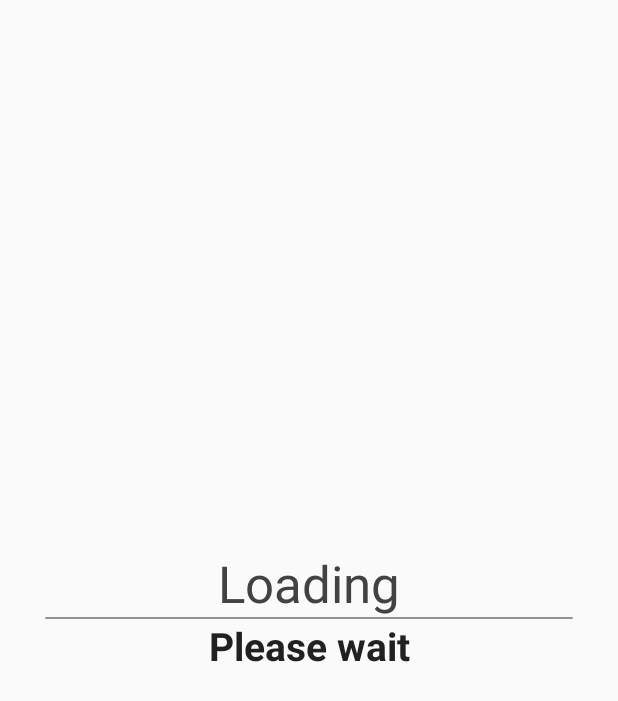
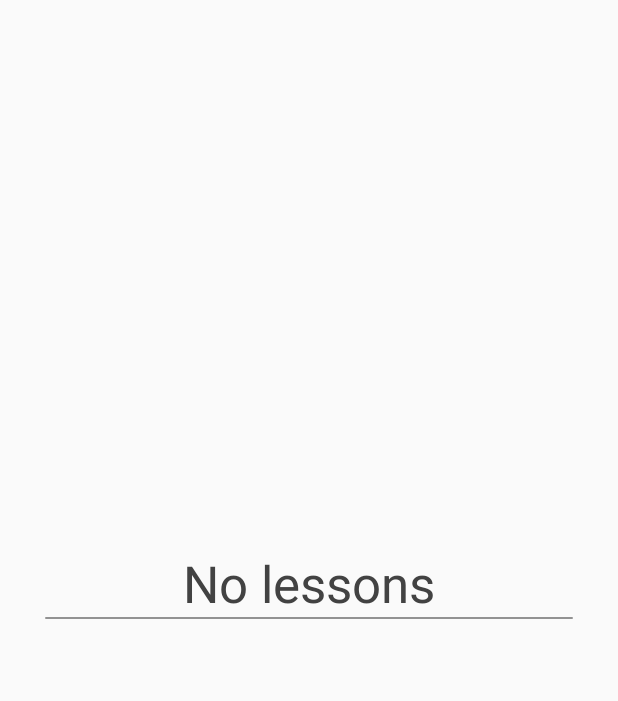
Before and after one commit to deVDem/Schedule, an Android app: the fragment TimerFragment shown on its own in the app's theme, on a phone screen of 412 x 824 dp. Shown: the top 701 px of the screen. Run offline under Robolectric (Android 15) with nearby library versions, the phone set to English and light mode, and no system bars; our stand-ins replace AdMob; network calls fail; 3 statements that could not run were skipped.

Commit message:
Fixes with Dashboard and Timer Fragment

```diff
--- a/app/src/main/java/ru/devdem/reminder/TimerFragment.java
+++ b/app/src/main/java/ru/devdem/reminder/TimerFragment.java
@@ -146,6 +146,7 @@ public class TimerFragment extends Fragment {
                         int finalDay = day;
                         mActivity.runOnUiThread(() -> {
                             try {
+                                lessonNextText.setVisibility(View.VISIBLE);
                                 LessonsController.Lesson mLesson = mLessons.get(params[1]);
                                 LessonsController.Lesson mLessonNext = mLessons.get(params[2]);
                                 if (params[3] == 3) {
@@ -184,8 +185,8 @@ public class TimerFragment extends Fragment {
                     } else {
                         mActivity.runOnUiThread(() -> {
                             countText.setVisibility(View.INVISIBLE);
-                            counterText.setText(R.string.loading);
-                            lessonNextText.setText(R.string.wait);
+                            counterText.setText(R.string.no_lessons);
+                            lessonNextText.setVisibility(View.INVISIBLE);
                             lessonNext.setVisibility(View.INVISIBLE);
                         });
                         Thread.sleep(250);
--- a/app/src/main/res/values/strings.xml
+++ b/app/src/main/res/values/strings.xml
@@ -141,4 +141,5 @@
     <string name="attached_picture">The attached picture</string>
     <string name="no">No</string>
     <string name="yes">Yes</string>
+    <string name="no_lessons">No lessons</string>
 </resources>
```
Also changed, not shown: app/src/main/java/ru/devdem/reminder/DashboardFragment.java (+7 -1 lines), app/src/main/res/layout/fragment_dashboard.xml (+20 -5 lines), 1 other file.
